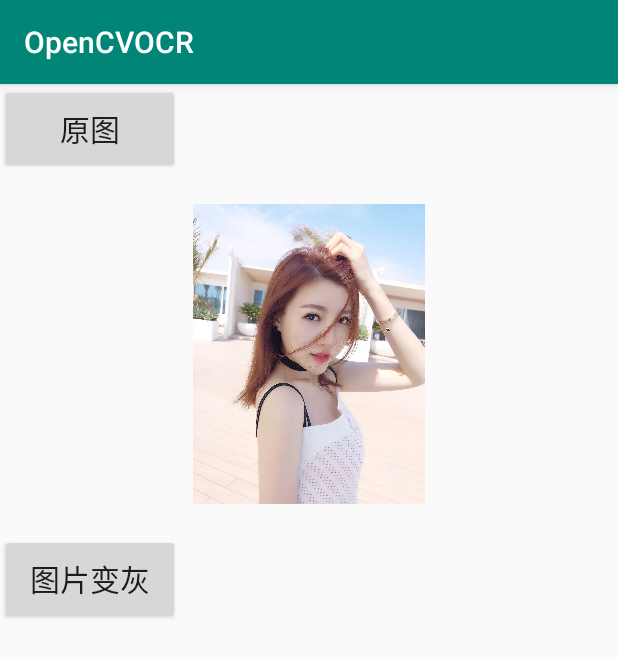
After one commit to tianshaokai/OpenCVLearn, an Android app: the GrayActivity screen opened directly, with no data from a screen before it, on a phone screen of 412 x 824 dp. The commit adds this screen. Shown: the top 657 px of the screen. Run offline under Robolectric (Android 15) with nearby library versions, the phone set to English and light mode, and no system bars.

Commit message:
添加灰度处理

```diff
--- a/app/build.gradle
+++ b/app/build.gradle
@@ -2,17 +2,19 @@ apply plugin: 'com.android.application'
 
 android {
     compileSdkVersion 28
+    long time = System.currentTimeMillis() / 1000;
     defaultConfig {
         applicationId "com.tianshaokai.opencvocr"
         minSdkVersion 23
         targetSdkVersion 28
-        versionCode 1
+        versionCode time.intValue()
         versionName "1.0"
 
         externalNativeBuild {
             cmake {
                 abiFilters 'arm64-v8a', "armeabi-v7a", 'x86', 'x86_64'
                 cppFlags "-std=c++11"
+                arguments "-DANDROID_STL=c++_shared"
             }
         }
     }
--- a/app/src/main/AndroidManifest.xml
+++ b/app/src/main/AndroidManifest.xml
@@ -1,6 +1,10 @@
 <?xml version="1.0" encoding="utf-8"?>
 <manifest xmlns:android="http://schemas.android.com/apk/res/android"
     package="com.tianshaokai.opencv">
+
+    <uses-permission android:name="android.permission.READ_EXTERNAL_STORAGE"/>
+    <uses-permission android:name="android.permission.WRITE_EXTERNAL_STORAGE"/>
+    <uses-permission android:name="android.permission.CAMERA"/>
 
     <application
         android:allowBackup="true"
@@ -16,6 +20,8 @@
                 <category android:name="android.intent.category.LAUNCHER" />
             </intent-filter>
         </activity>
+
+        <activity android:name=".GrayActivity"/>
     </application>
 
 </manifest>
--- /dev/null
+++ b/app/src/main/java/com/tianshaokai/opencv/GrayActivity.java
@@ -0,0 +1,78 @@
+package com.tianshaokai.opencv;
+
+import android.content.Context;
+import android.content.Intent;
+import android.graphics.Bitmap;
+import android.graphics.BitmapFactory;
+import android.os.Bundle;
+import android.support.annotation.Nullable;
+import android.support.v7.app.AppCompatActivity;
+import android.util.Log;
+import android.view.View;
+import android.widget.Button;
+import android.widget.ImageView;
+import android.widget.Toast;
+
+public class GrayActivity extends AppCompatActivity {
+
+    private static final String TAG = "GrayActivity";
+    private Button tvChange;
+    private ImageView ivImage1, ivImage2;
+    private Context mContext;
+    private Bitmap bitmap;
+    @Override
+    protected void onCreate(@Nullable Bundle savedInstanceState) {
+        super.onCreate(savedInstanceState);
+        setContentView(R.layout.activity_gray);
+        mContext = this;
+        tvChange = findViewById(R.id.tvChange);
+
+        ivImage1 = findViewById(R.id.ivImage1);
+        ivImage2 = findViewById(R.id.ivImage2);
+
+        tvChange.setOnClickListener(onClickListener);
+
+        bitmap = BitmapFactory.decodeResource(getResources(), R.mipmap.image1);
+
+        ivImage1.setImageBitmap(bitmap);
+    }
+
+    private View.OnClickListener onClickListener = new View.OnClickListener() {
+        @Override
+        public void onClick(View v) {
+            switch (v.getId()) {
+                case R.id.tvChange:{
+                    if (bitmap == null) {
+                        Toast.makeText(mContext, "请选择图片", Toast.LENGTH_SHORT).show();
+                        return;
+                    }
+
+                    ThreadManagerUtils.getSingleThread().execute(new Runnable() {
+                        @Override
+                        public void run() {
+                            final long current = System.currentTimeMillis();
+                            int width = bitmap.getWidth();
+                            int height = bitmap.getHeight();
+
+                            int[] pixels = new int[width * height];
+                            bitmap.getPixels(pixels, 0, width, 0, 0, width, height);
+
+                            int[] resultPixes = OpenCVLearn.gray(pixels, width, height);
+                            final Bitmap result = Bitmap.createBitmap(width, height, Bitmap.Config.RGB_565);
+                            result.setPixels(resultPixes, 0, width, 0, 0, width, height);
+                            MainThread.run(new Runnable() {
+                                @Override
+                                public void run() {
+                                    long performance = System.currentTimeMillis() - current;
+                                   Log.d(TAG, "NDK耗时"+ String.valueOf(performance) + " 毫秒");
+                                    ivImage2.setImageBitmap(result);
+                                }
+                            });
+                        }
+                    });
+                    break;
+                }
+            }
+        }
+    };
+}
--- a/app/src/main/java/com/tianshaokai/opencv/OpenCVLearn.java
+++ b/app/src/main/java/com/tianshaokai/opencv/OpenCVLearn.java
@@ -3,8 +3,9 @@ package com.tianshaokai.opencv;
 public class OpenCVLearn {
     static {
         System.loadLibrary("opencv_learn");
+//        System.loadLibrary("opencv_java4");
     }
 
     //变灰处理
-    public native int[] gray(int[] buf, int w, int h);
+    public static native int[] gray(int[] buf, int w, int h);
 }
--- /dev/null
+++ b/app/src/main/res/layout/activity_gray.xml
@@ -0,0 +1,33 @@
+<?xml version="1.0" encoding="utf-8"?>
+<LinearLayout xmlns:android="http://schemas.android.com/apk/res/android"
+    android:layout_width="match_parent"
+    android:layout_height="match_parent"
+    android:orientation="vertical">
+
+    <Button
+        android:layout_width="120dp"
+        android:layout_height="60dp"
+        android:text="原图"
+        android:textSize="20sp" />
+
+    <ImageView
+        android:id="@+id/ivImage1"
+        android:layout_width="match_parent"
+        android:layout_height="200dp"
+        android:layout_marginTop="20dp" />
+
+    <Button
+        android:id="@+id/tvChange"
+        android:layout_width="120dp"
+        android:layout_height="60dp"
+        android:layout_marginTop="20dp"
+        android:text="图片变灰"
+        android:textSize="20sp" />
+
+    <ImageView
+        android:id="@+id/ivImage2"
+        android:layout_width="match_parent"
+        android:layout_height="200dp"
+        android:layout_marginTop="20dp" />
+
+</LinearLayout>
--- a/app/src/main/res/layout/activity_main.xml
+++ b/app/src/main/res/layout/activity_main.xml
@@ -7,9 +7,10 @@
     android:orientation="vertical"
     tools:context=".MainActivity">
 
-    <TextView
+    <Button
+        android:id="@+id/btnGray"
         android:layout_width="wrap_content"
         android:layout_height="wrap_content"
-        android:text="Hello World!" />
+        android:text="灰色处理" />
 
 </LinearLayout>
```
Also changed, not shown: app/src/main/java/com/tianshaokai/opencv/MainActivity.java (+43 -0 lines), app/src/main/res/mipmap-nodpi/image1.jpg (added), 1 other file.
